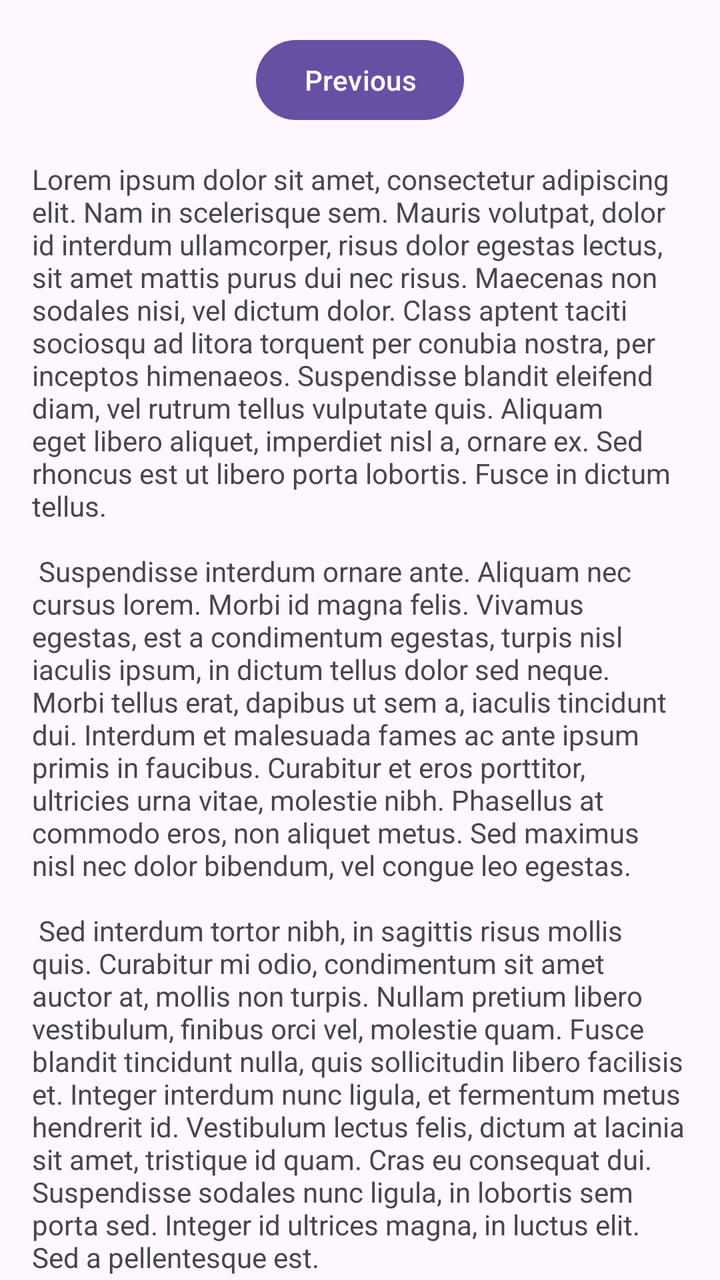
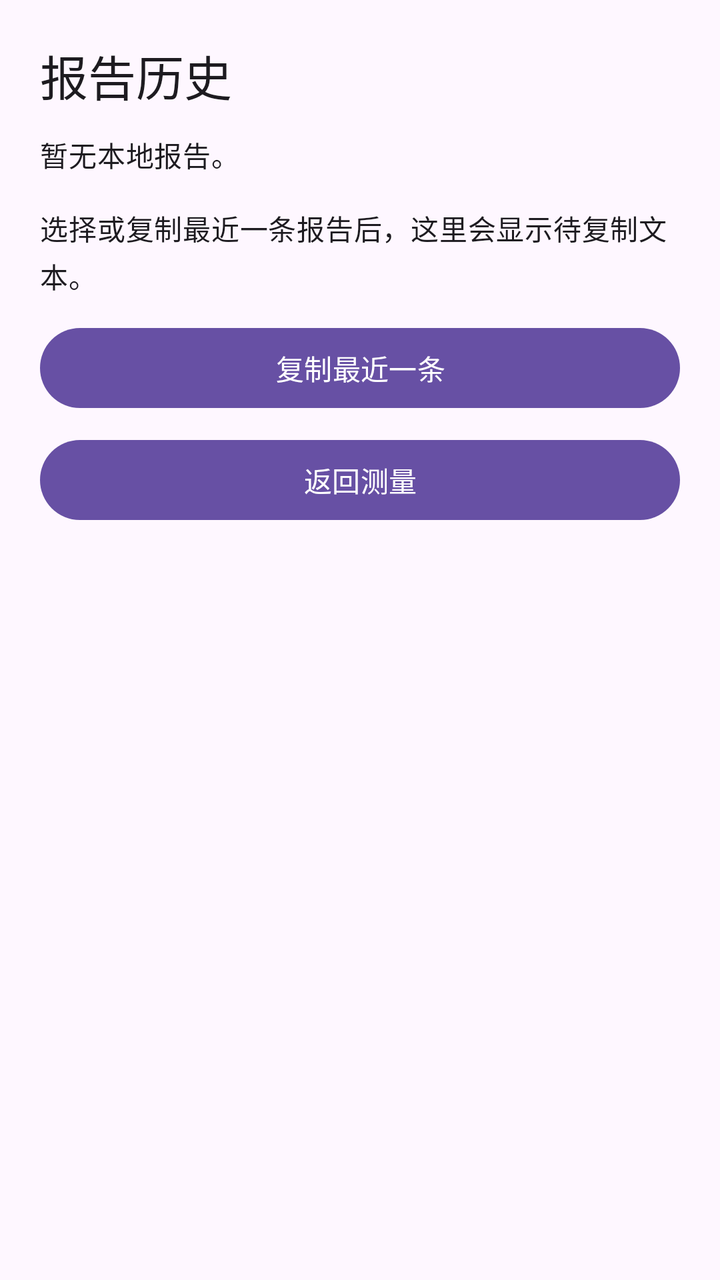

Screens rendered from an Android XML layout before and after an edit, with the pre-edit source and the edit as a unified diff.
<!-- AndroidManifest.xml: application theme Theme.Temperature_and_humidity -->
<!-- res/layout/fragment_second.xml -->
<?xml version="1.0" encoding="utf-8"?>
<androidx.core.widget.NestedScrollView xmlns:android="http://schemas.android.com/apk/res/android"
    xmlns:app="http://schemas.android.com/apk/res-auto"
    xmlns:tools="http://schemas.android.com/tools"
    android:layout_width="match_parent"
    android:layout_height="match_parent"
    tools:context=".SecondFragment">

    <androidx.constraintlayout.widget.ConstraintLayout
        android:layout_width="match_parent"
        android:layout_height="match_parent"
        android:padding="16dp">

        <Button
            android:id="@+id/button_second"
            android:layout_width="wrap_content"
            android:layout_height="wrap_content"
            android:text="@string/previous"
            app:layout_constraintBottom_toTopOf="@id/textview_second"
            app:layout_constraintEnd_toEndOf="parent"
            app:layout_constraintStart_toStartOf="parent"
            app:layout_constraintTop_toTopOf="parent" />

        <TextView
            android:id="@+id/textview_second"
            android:layout_width="wrap_content"
            android:layout_height="wrap_content"
            android:layout_marginTop="16dp"
            android:text="@string/lorem_ipsum"
            app:layout_constraintBottom_toBottomOf="parent"
            app:layout_constraintEnd_toEndOf="parent"
            app:layout_constraintStart_toStartOf="parent"
            app:layout_constraintTop_toBottomOf="@id/button_second" />
    </androidx.constraintlayout.widget.ConstraintLayout>
</androidx.core.widget.NestedScrollView>
<!-- resources referenced by this layout -->
<resources>
  <string name="lorem_ipsum">
          Lorem ipsum dolor sit amet, consectetur adipiscing elit. Nam in scelerisque sem. Mauris
          volutpat, dolor id interdum ullamcorper, risus dolor egestas lectus, sit amet mattis purus
          dui nec risus. Maecenas non sodales nisi, vel dictum dolor. Class aptent taciti sociosqu ad
          litora torquent per conubia nostra, per inceptos himenaeos. Suspendisse blandit eleifend
          diam, vel rutrum tellus vulputate quis. Aliquam eget libero aliquet, imperdiet nisl a,
          ornare ex. Sed rhoncus est ut libero porta lobortis. Fusce in dictum tellus.\n\n
          Suspendisse interdum ornare ante. Aliquam nec cursus lorem. Morbi id magna felis. Vivamus
          egestas, est a condimentum egestas, turpis nisl iaculis ipsum, in dictum tellus dolor sed
          neque. Morbi tellus erat, dapibus ut sem a, iaculis tincidunt dui. Interdum et malesuada
          fames ac ante ipsum primis in faucibus. Curabitur et eros porttitor, ultricies urna vitae,
          molestie nibh. Phasellus at commodo eros, non aliquet metus. Sed maximus nisl nec dolor
          bibendum, vel congue leo egestas.\n\n
          Sed interdum tortor nibh, in sagittis risus mollis quis. Curabitur mi odio, condimentum sit
          amet auctor at, mollis non turpis. Nullam pretium libero vestibulum, finibus orci vel,
          molestie quam. Fusce blandit tincidunt nulla, quis sollicitudin libero facilisis et. Integer
          interdum nunc ligula, et fermentum metus hendrerit id. Vestibulum lectus felis, dictum at
          lacinia sit amet, tristique id quam. Cras eu consequat dui. Suspendisse sodales nunc ligula,
          in lobortis sem porta sed. Integer id ultrices magna, in luctus elit. Sed a pellentesque
          est.\n\n
          Aenean nunc velit, lacinia sed dolor sed, ultrices viverra nulla. Etiam a venenatis nibh.
          Morbi laoreet, tortor sed facilisis varius, nibh orci rhoncus nulla, id elementum leo dui
          non lorem. Nam mollis ipsum quis auctor varius. Quisque elementum eu libero sed commodo. In
          eros nisl, imperdiet vel imperdiet et, scelerisque a mauris. Pellentesque varius ex nunc,
          quis imperdiet eros placerat ac. Duis finibus orci et est auctor tincidunt. Sed non viverra
          ipsum. Nunc quis augue egestas, cursus lorem at, molestie sem. Morbi a consectetur ipsum, a
          placerat diam. Etiam vulputate dignissim convallis. Integer faucibus mauris sit amet finibus
          convallis.\n\n
          Phasellus in aliquet mi. Pellentesque habitant morbi tristique senectus et netus et
          malesuada fames ac turpis egestas. In volutpat arcu ut felis sagittis, in finibus massa
          gravida. Pellentesque id tellus orci. Integer dictum, lorem sed efficitur ullamcorper,
          libero justo consectetur ipsum, in mollis nisl ex sed nisl. Donec maximus ullamcorper
          sodales. Praesent bibendum rhoncus tellus nec feugiat. In a ornare nulla. Donec rhoncus
          libero vel nunc consequat, quis tincidunt nisl eleifend. Cras bibendum enim a justo luctus
          vestibulum. Fusce dictum libero quis erat maximus, vitae volutpat diam dignissim.
      </string>
  <string name="previous">Previous</string>
  <style name="Theme.Temperature_and_humidity" parent="Base.Theme.Temperature_and_humidity" />
  <style name="Base.Theme.Temperature_and_humidity" parent="Theme.Material3.DayNight.NoActionBar">
          
          
      </style>
</resources>

<!-- the commit's change to res/layout/fragment_second.xml (unified diff, before → after) -->
@@ -6,30 +6,47 @@
     android:layout_height="match_parent"
     tools:context=".SecondFragment">
 
-    <androidx.constraintlayout.widget.ConstraintLayout
+    <LinearLayout
         android:layout_width="match_parent"
-        android:layout_height="match_parent"
-        android:padding="16dp">
+        android:layout_height="wrap_content"
+        android:orientation="vertical"
+        android:padding="20dp">
+
+        <TextView
+            android:id="@+id/text_history_title"
+            android:layout_width="match_parent"
+            android:layout_height="wrap_content"
+            android:text="@string/report_history"
+            android:textAppearance="@style/TextAppearance.Material3.HeadlineSmall" />
+
+        <TextView
+            android:id="@+id/text_history"
+            android:layout_width="match_parent"
+            android:layout_height="wrap_content"
+            android:layout_marginTop="12dp"
+            android:text="@string/history_empty"
+            android:textAppearance="@style/TextAppearance.Material3.BodyMedium" />
+
+        <TextView
+            android:id="@+id/text_copy_preview"
+            android:layout_width="match_parent"
+            android:layout_height="wrap_content"
+            android:layout_marginTop="16dp"
+            android:text="@string/copy_preview_empty"
+            android:textAppearance="@style/TextAppearance.Material3.BodyMedium" />
+
+        <Button
+            android:id="@+id/button_copy_latest"
+            android:layout_width="match_parent"
+            android:layout_height="wrap_content"
+            android:layout_marginTop="12dp"
+            android:text="@string/copy_latest" />
 
         <Button
             android:id="@+id/button_second"
-            android:layout_width="wrap_content"
+            android:layout_width="match_parent"
             android:layout_height="wrap_content"
-            android:text="@string/previous"
-            app:layout_constraintBottom_toTopOf="@id/textview_second"
-            app:layout_constraintEnd_toEndOf="parent"
-            app:layout_constraintStart_toStartOf="parent"
-            app:layout_constraintTop_toTopOf="parent" />
-
-        <TextView
-            android:id="@+id/textview_second"
-            android:layout_width="wrap_content"
-            android:layout_height="wrap_content"
-            android:layout_marginTop="16dp"
-            android:text="@string/lorem_ipsum"
-            app:layout_constraintBottom_toBottomOf="parent"
-            app:layout_constraintEnd_toEndOf="parent"
-            app:layout_constraintStart_toStartOf="parent"
-            app:layout_constraintTop_toBottomOf="@id/button_second" />
-    </androidx.constraintlayout.widget.ConstraintLayout>
+            android:layout_marginTop="8dp"
+            android:text="@string/previous" />
+    </LinearLayout>
 </androidx.core.widget.NestedScrollView>
<!-- resource entries referenced after the edit -->
@@ -1,42 +1,10 @@
 <!-- resources referenced by this layout -->
 <resources>
-  <string name="lorem_ipsum">
-          Lorem ipsum dolor sit amet, consectetur adipiscing elit. Nam in scelerisque sem. Mauris
-          volutpat, dolor id interdum ullamcorper, risus dolor egestas lectus, sit amet mattis purus
-          dui nec risus. Maecenas non sodales nisi, vel dictum dolor. Class aptent taciti sociosqu ad
-          litora torquent per conubia nostra, per inceptos himenaeos. Suspendisse blandit eleifend
-          diam, vel rutrum tellus vulputate quis. Aliquam eget libero aliquet, imperdiet nisl a,
-          ornare ex. Sed rhoncus est ut libero porta lobortis. Fusce in dictum tellus.\n\n
-          Suspendisse interdum ornare ante. Aliquam nec cursus lorem. Morbi id magna felis. Vivamus
-          egestas, est a condimentum egestas, turpis nisl iaculis ipsum, in dictum tellus dolor sed
-          neque. Morbi tellus erat, dapibus ut sem a, iaculis tincidunt dui. Interdum et malesuada
-          fames ac ante ipsum primis in faucibus. Curabitur et eros porttitor, ultricies urna vitae,
-          molestie nibh. Phasellus at commodo eros, non aliquet metus. Sed maximus nisl nec dolor
-          bibendum, vel congue leo egestas.\n\n
-          Sed interdum tortor nibh, in sagittis risus mollis quis. Curabitur mi odio, condimentum sit
-          amet auctor at, mollis non turpis. Nullam pretium libero vestibulum, finibus orci vel,
-          molestie quam. Fusce blandit tincidunt nulla, quis sollicitudin libero facilisis et. Integer
-          interdum nunc ligula, et fermentum metus hendrerit id. Vestibulum lectus felis, dictum at
-          lacinia sit amet, tristique id quam. Cras eu consequat dui. Suspendisse sodales nunc ligula,
-          in lobortis sem porta sed. Integer id ultrices magna, in luctus elit. Sed a pellentesque
-          est.\n\n
-          Aenean nunc velit, lacinia sed dolor sed, ultrices viverra nulla. Etiam a venenatis nibh.
-          Morbi laoreet, tortor sed facilisis varius, nibh orci rhoncus nulla, id elementum leo dui
-          non lorem. Nam mollis ipsum quis auctor varius. Quisque elementum eu libero sed commodo. In
-          eros nisl, imperdiet vel imperdiet et, scelerisque a mauris. Pellentesque varius ex nunc,
-          quis imperdiet eros placerat ac. Duis finibus orci et est auctor tincidunt. Sed non viverra
-          ipsum. Nunc quis augue egestas, cursus lorem at, molestie sem. Morbi a consectetur ipsum, a
-          placerat diam. Etiam vulputate dignissim convallis. Integer faucibus mauris sit amet finibus
-          convallis.\n\n
-          Phasellus in aliquet mi. Pellentesque habitant morbi tristique senectus et netus et
-          malesuada fames ac turpis egestas. In volutpat arcu ut felis sagittis, in finibus massa
-          gravida. Pellentesque id tellus orci. Integer dictum, lorem sed efficitur ullamcorper,
-          libero justo consectetur ipsum, in mollis nisl ex sed nisl. Donec maximus ullamcorper
-          sodales. Praesent bibendum rhoncus tellus nec feugiat. In a ornare nulla. Donec rhoncus
-          libero vel nunc consequat, quis tincidunt nisl eleifend. Cras bibendum enim a justo luctus
-          vestibulum. Fusce dictum libero quis erat maximus, vitae volutpat diam dignissim.
-      </string>
-  <string name="previous">Previous</string>
+  <string name="copy_latest">复制最近一条</string>
+  <string name="copy_preview_empty">选择或复制最近一条报告后，这里会显示待复制文本。</string>
+  <string name="history_empty">暂无本地报告。</string>
+  <string name="previous">返回测量</string>
+  <string name="report_history">报告历史</string>
   <style name="Theme.Temperature_and_humidity" parent="Base.Theme.Temperature_and_humidity" />
   <style name="Base.Theme.Temperature_and_humidity" parent="Theme.Material3.DayNight.NoActionBar">
           
